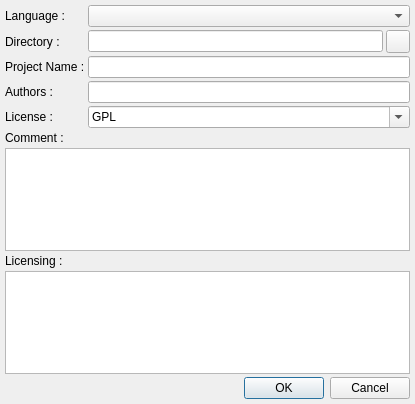
Old version of the form v2/trunk/plugins/base/ProjectHeaders/src/ui/UIProjectHeaders.ui in the repository testmana2/mks.
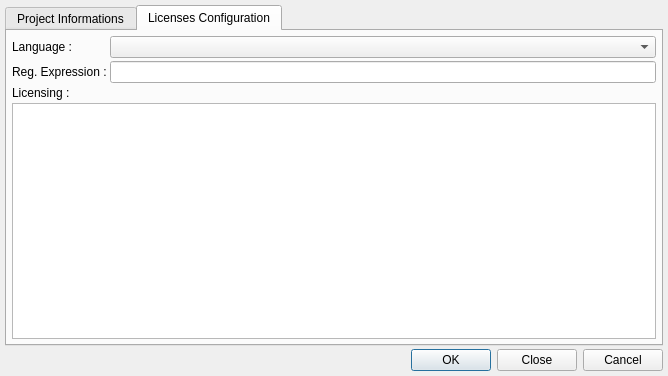
New version of the form. The open tabs and pages were chosen to show the change. Icons and pictures are not drawn.

Commit message: add licensing part to this plugin

Diff of the .ui file:
```diff
--- a/v2/trunk/plugins/base/ProjectHeaders/src/ui/UIProjectHeaders.ui
+++ b/v2/trunk/plugins/base/ProjectHeaders/src/ui/UIProjectHeaders.ui
@@ -5,13 +5,38 @@
    <rect>
     <x>0</x>
     <y>0</y>
-    <width>415</width>
-    <height>404</height>
+    <width>668</width>
+    <height>376</height>
    </rect>
   </property>
   <property name="windowTitle" >
    <string>Project Licensing Updater</string>
   </property>
+  <layout class="QVBoxLayout" >
+   <property name="spacing" >
+    <number>3</number>
+   </property>
+   <property name="leftMargin" >
+    <number>5</number>
+   </property>
+   <property name="topMargin" >
+    <number>5</number>
+   </property>
+   <property name="rightMargin" >
+    <number>5</number>
+   </property>
+   <property name="bottomMargin" >
+    <number>5</number>
+   </property>
+   <item>
+    <widget class="QTabWidget" name="twLicensing" >
+     <property name="currentIndex" >
+      <number>0</number>
+     </property>
+     <widget class="QWidget" name="wProjectInformations" >
+      <attribute name="title" >
+       <string>Project Informations</string>
+      </attribute>
   <layout class="QGridLayout" >
    <property name="leftMargin" >
     <number>5</number>
@@ -32,36 +57,40 @@
     <number>3</number>
    </property>
    <item row="0" column="0" >
-    <widget class="QLabel" name="lLanguage" >
-     <property name="text" >
-      <string>Language :</string>
-     </property>
-    </widget>
-   </item>
-   <item row="0" column="1" colspan="2" >
-    <widget class="QComboBox" name="cbLanguages" />
-   </item>
-   <item row="1" column="0" >
     <widget class="QLabel" name="lDirectory" >
      <property name="text" >
       <string>Directory :</string>
      </property>
     </widget>
    </item>
-   <item row="1" column="1" >
+       <item row="0" column="1" >
     <widget class="QLineEdit" name="leDirectory" >
      <property name="text" >
       <string/>
      </property>
     </widget>
    </item>
-   <item row="1" column="2" >
+       <item row="0" column="2" >
     <widget class="QToolButton" name="tbDirectory" >
      <property name="icon" >
       <iconset resource="../resources/ProjectHeaders.qrc" >:/icons/folder.png</iconset>
      </property>
     </widget>
    </item>
+       <item row="1" column="0" >
+        <widget class="QLabel" name="lAuthors" >
+         <property name="text" >
+          <string>Authors :</string>
+         </property>
+        </widget>
+       </item>
+       <item row="1" column="1" colspan="2" >
+        <widget class="QLineEdit" name="leAuthors" >
+         <property name="text" >
+          <string/>
+         </property>
+        </widget>
+       </item>
    <item row="2" column="0" >
     <widget class="QLabel" name="lProjectName" >
      <property name="text" >
@@ -77,14 +106,14 @@
     </widget>
    </item>
    <item row="3" column="0" >
-    <widget class="QLabel" name="lAuthors" >
+        <widget class="QLabel" name="lHomePage" >
      <property name="text" >
       <string>Authors :</string>
      </property>
     </widget>
    </item>
    <item row="3" column="1" colspan="2" >
-    <widget class="QLineEdit" name="leAuthors" >
+        <widget class="QLineEdit" name="leHomePage" >
      <property name="text" >
       <string/>
      </property>
@@ -134,27 +163,88 @@
    <item row="6" column="0" colspan="3" >
     <widget class="QTextEdit" name="teComment" />
    </item>
-   <item row="7" column="0" colspan="3" >
-    <widget class="QLabel" name="Licensing" >
+      </layout>
+     </widget>
+     <widget class="QWidget" name="wLicensesConfiguration" >
+      <attribute name="title" >
+       <string>Licenses Configuration</string>
+      </attribute>
+      <layout class="QGridLayout" >
+       <property name="leftMargin" >
+        <number>5</number>
+       </property>
+       <property name="topMargin" >
+        <number>5</number>
+       </property>
+       <property name="rightMargin" >
+        <number>5</number>
+       </property>
+       <property name="bottomMargin" >
+        <number>5</number>
+       </property>
+       <property name="horizontalSpacing" >
+        <number>3</number>
+       </property>
+       <property name="verticalSpacing" >
+        <number>3</number>
+       </property>
+       <item row="0" column="0" >
+        <widget class="QLabel" name="lLanguage" >
+         <property name="text" >
+          <string>Language :</string>
+         </property>
+        </widget>
+       </item>
+       <item row="0" column="1" >
+        <widget class="QComboBox" name="cbLanguages" >
+         <property name="toolTip" >
+          <string>Select language to be configured.</string>
+         </property>
+        </widget>
+       </item>
+       <item row="1" column="0" >
+        <widget class="QLabel" name="lRegExp" >
+         <property name="text" >
+          <string>Reg. Expression :</string>
+         </property>
+        </widget>
+       </item>
+       <item row="1" column="1" >
+        <widget class="QLineEdit" name="leRegExp" />
+       </item>
+       <item row="2" column="0" colspan="2" >
+        <widget class="QLabel" name="lLicensing" >
      <property name="text" >
       <string>Licensing :</string>
      </property>
     </widget>
    </item>
-   <item row="8" column="0" colspan="3" >
+       <item row="3" column="0" colspan="2" >
     <widget class="QTextEdit" name="teLicensing" >
+         <property name="font" >
+          <font>
+           <family>Monospace</family>
+          </font>
+         </property>
      <property name="lineWrapMode" >
       <enum>QTextEdit::NoWrap</enum>
      </property>
-    </widget>
-   </item>
-   <item row="9" column="0" colspan="3" >
+         <property name="acceptRichText" >
+          <bool>false</bool>
+         </property>
+        </widget>
+       </item>
+      </layout>
+     </widget>
+    </widget>
+   </item>
+   <item>
     <widget class="QDialogButtonBox" name="dbbButtons" >
      <property name="orientation" >
       <enum>Qt::Horizontal</enum>
      </property>
      <property name="standardButtons" >
-      <set>QDialogButtonBox::Cancel|QDialogButtonBox::NoButton|QDialogButtonBox::Ok</set>
+      <set>QDialogButtonBox::Cancel|QDialogButtonBox::Close|QDialogButtonBox::NoButton|QDialogButtonBox::Ok</set>
      </property>
     </widget>
    </item>
```
Left out of the diff: 2 changed lines with no effect on the pictures. Lines whose indentation alone changed are shown as unchanged. The commit also changes 4 other files.
